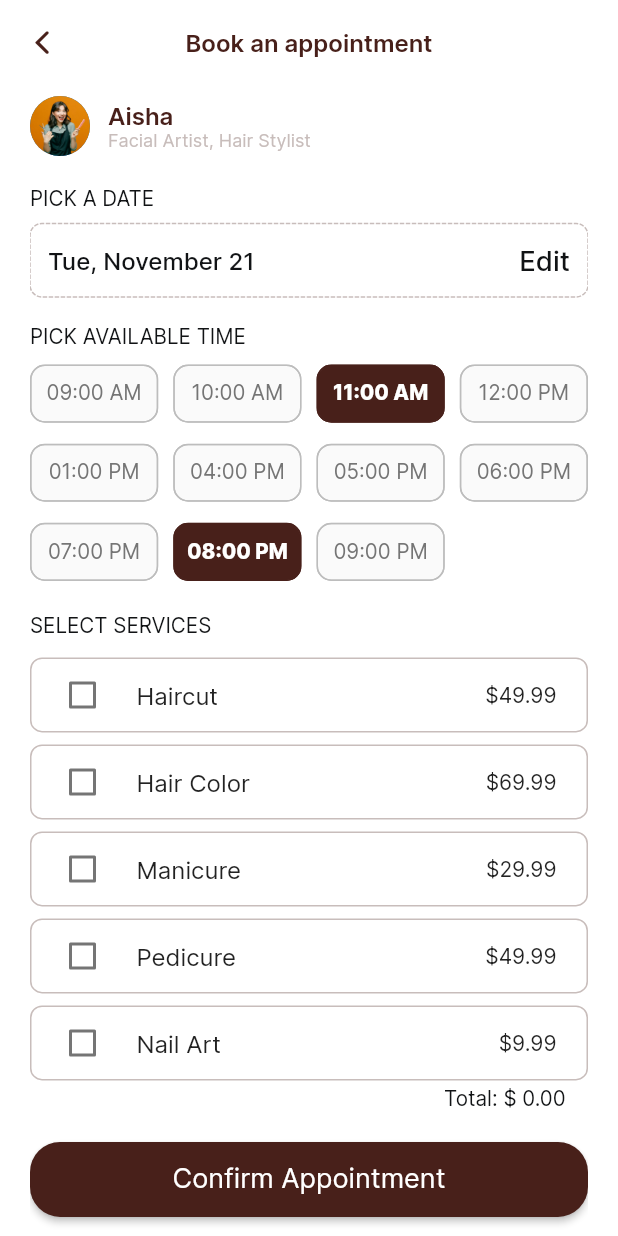
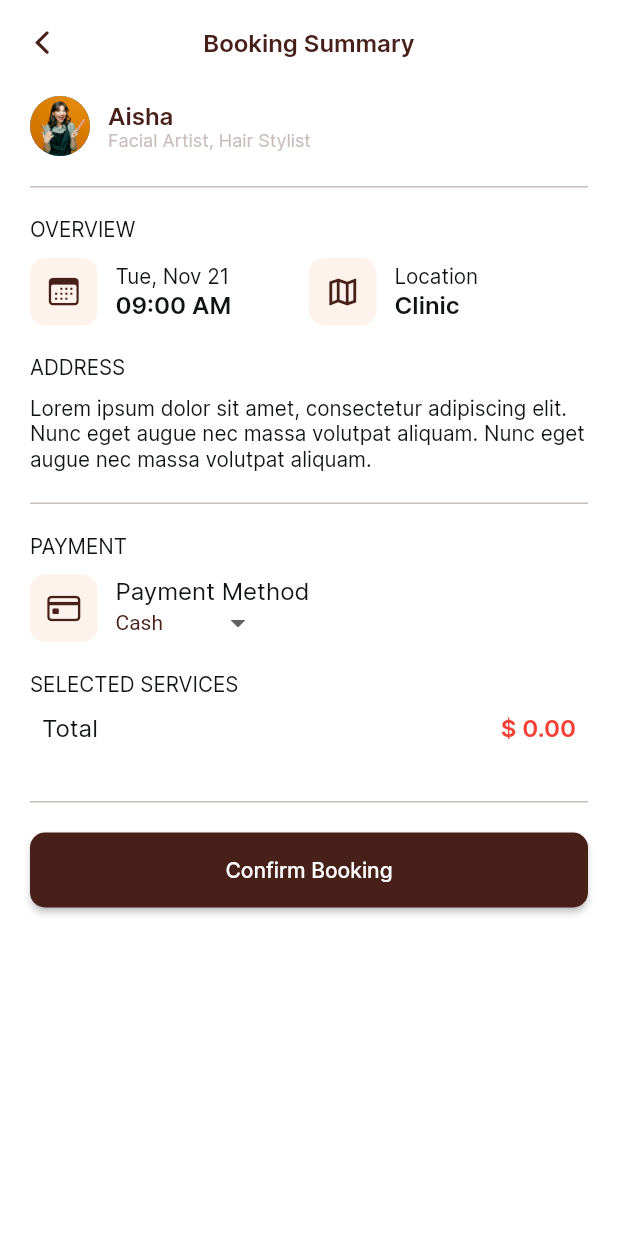
Before and after one commit to himanshugoyal77/salon-booking-app, a Flutter app: the Book screen opened directly, after a tap on "Confirm Appointment", on a phone screen of 412 x 824 dp. Run offline on Flutter 3.47's test engine with Material 2 defaults, Android fonts, the light colour scheme and no system bars; drawn by our look-alikes of dotted_border; our stand-ins replace animate_do, carousel_slider, date_picker_timeline, elegant_notification, flutter_dotenv, flutter_map and 9 more; missing offline and left inert: dart:ffi, flutter_stripe; network calls fail.

Commit message:
add stripe payment

```diff
--- a/lib/features/booking/book.dart
+++ b/lib/features/booking/book.dart
@@ -3,22 +3,31 @@ import 'package:flutter/cupertino.dart';
 import 'package:flutter/material.dart';
 import 'package:provider/provider.dart';
 import 'package:salon_app/features/booking/booking_date.dart';
+import 'package:salon_app/features/booking/booking_summary.dart';
 import 'package:salon_app/features/details/view/widgets/date_piceker.dart';
 import 'package:salon_app/utils/ui/styles.dart';
 import 'package:salon_app/utils/ui/text.dart';
 
 List<Map<String, dynamic>> time = [
-  {"time": "09:00 AM", "isAvailable": false},
-  {"time": "10:00 AM", "isAvailable": false},
-  {"time": "11:00 AM", "isAvailable": true},
-  {"time": "12:00 PM", "isAvailable": false},
-  {"time": "01:00 PM", "isAvailable": false},
-  {"time": "04:00 PM", "isAvailable": false},
-  {"time": "05:00 PM", "isAvailable": false},
-  {"time": "06:00 PM", "isAvailable": false},
-  {"time": "07:00 PM", "isAvailable": false},
-  {"time": "08:00 PM", "isAvailable": true},
-  {"time": "09:00 PM", "isAvailable": false}
+  {"time": "09:00 AM", "isAvailable": true, "isSelected": false},
+  {"time": "10:00 AM", "isAvailable": true, "isSelected": false},
+  {
+    "time": "11:00 AM",
+    "isAvailable": true,
+    "isSelected": false,
+  },
+  {"time": "12:00 PM", "isAvailable": true, "isSelected": false},
+  {"time": "01:00 PM", "isAvailable": false, "isSelected": false},
+  {"time": "04:00 PM", "isAvailable": false, "isSelected": false},
+  {"time": "05:00 PM", "isAvailable": false, "isSelected": false},
+  {"time": "06:00 PM", "isAvailable": true, "isSelected": false},
+  {"time": "07:00 PM", "isAvailable": true, "isSelected": false},
+  {
+    "time": "08:00 PM",
+    "isAvailable": true,
+    "isSelected": false,
+  },
+  {"time": "09:00 PM", "isAvailable": false, "isSelected": false}
 ];
 
 class Book extends StatefulWidget {
@@ -66,6 +75,8 @@ class _BookState extends State<Book> {
     },
   ];
 
+  String selectedTime = "09:00 AM";
+
   @override
   Widget build(BuildContext context) {
     double findTotal() {
@@ -104,31 +115,6 @@ class _BookState extends State<Book> {
             crossAxisAlignment: CrossAxisAlignment.start,
             children: [
               const SizedBox(height: 8),
-              Row(
-                children: [
-                  const CircleAvatar(
-                    radius: 20,
-                    backgroundImage: AssetImage('assets/artists/a1.jpg'),
-                  ),
-                  const SizedBox(width: 12),
-                  Column(
-                    crossAxisAlignment: CrossAxisAlignment.start,
-                    children: [
-                      Text(
-                        widget.name,
-                        style: AppTextStyles.bodyRegularBold
-                            .copyWith(fontSize: 16, color: Styles.primaryColor),
-                      ),
-                      Text(
-                        widget.services.join(", "),
-                        style: AppTextStyles.bodyExtraSmall
-                            .copyWith(fontSize: 12, color: Styles.textGray),
-                      ),
-                    ],
-                  ),
-                ],
-              ),
-              const SizedBox(height: 20),
               Text(
                 "PICK A DATE",
                 style: AppTextStyles.bodyExtraSmall,
@@ -182,15 +168,22 @@ class _BookState extends State<Book> {
                     mainAxisSpacing: 10),
                 shrinkWrap: true,
                 children: time
+                    .where((element) => element["isAvailable"])
                     .map(
-                      (e) => Chip(
-                        backgroundColor: !e["isAvailable"]
+                      (e) => InkWell(
+                        onTap: () {
+                          setState(() {
+                            selectedTime = e["time"];
+                          });
+                        },
+                        child: Chip(
+                          backgroundColor: selectedTime != e["time"]
                               ? Colors.transparent
                               : Styles.primaryColor,
                           shape: RoundedRectangleBorder(
                             borderRadius: BorderRadius.circular(10),
                             side: BorderSide(
-                            color: !e["isAvailable"]
+                              color: selectedTime != e["time"]
                                   ? Colors.grey[400]!
                                   : Styles.primaryColor,
                             ),
@@ -202,11 +195,12 @@ class _BookState extends State<Book> {
                           label: Center(
                             child: Text(
                               e['time'] as String,
-                            style: !e["isAvailable"]
+                              style: selectedTime != e["time"]
                                   ? AppTextStyles.bodyExtraSmall
                                       .copyWith(color: Colors.grey[600])
                                   : AppTextStyles.bodyExtraSmallSemibold
                                       .copyWith(color: Colors.white),
+                            ),
                           ),
                         ),
                       ),
@@ -276,17 +270,18 @@ class _BookState extends State<Book> {
                     ),
                   ),
                   onPressed: () {
-                    Navigator.pushNamed(context, '/booking/confirm',
-                        arguments: {
-                          "name": widget.name,
-                          "services": widget.services,
-                          "id": widget.id,
-                          "date": context.read<BookingDate>().formatedDate,
-                          "time": time
-                              .where((element) => element["isAvailable"])
-                              .toList(),
-                          "selectedServices": selectedServices
-                        });
+                    Navigator.push(
+                        context,
+                        MaterialPageRoute(
+                            builder: (context) => BookingSummary(
+                                  name: widget.name,
+                                  id: widget.id,
+                                  services: widget.services,
+                                  selectedServices: selectedServices,
+                                  date:
+                                      context.read<BookingDate>().formatedDate,
+                                  time: selectedTime,
+                                )));
                   },
                   child: Text('Confirm Appointment',
                       style: AppTextStyles.heading6.copyWith(
--- a/lib/features/booking/booking_date.dart
+++ b/lib/features/booking/booking_date.dart
@@ -2,7 +2,7 @@ import 'package:flutter/material.dart';
 import 'package:intl/intl.dart';
 
 class BookingDate extends ChangeNotifier {
-  String formatDate(DateTime date) => DateFormat("EEE, MMMM d").format(date);
+  String formatDate(DateTime date) => DateFormat("EEE, MMM d").format(date);
   var formatedDate;
   bool closeDialog = false;
   BookingDate() {
--- /dev/null
+++ b/lib/features/booking/booking_summary.dart
@@ -0,0 +1,464 @@
+import 'dart:convert';
+
+import 'package:flutter/cupertino.dart';
+import 'package:flutter/material.dart';
+import 'package:flutter_dotenv/flutter_dotenv.dart';
+import 'package:flutter_stripe/flutter_stripe.dart' hide Card;
+import 'package:salon_app/features/booking/widgets/divider.dart';
+import 'package:salon_app/utils/ui/styles.dart';
+
+import '../../utils/ui/text.dart';
+import 'package:http/http.dart' as http;
+
+const List<String> paymentMethods = [
+  "Cash",
+  "Credit Card",
+  "Debit Card",
+  "Paypal",
+];
+
+List<Map<String, dynamic>> unselectedServices = [
+  {
+    "id": 0,
+    "price": 49.99,
+    "service": "Haircut",
+  },
+  {
+    "id": 1,
+    "price": 69.99,
+    "service": "Hair Color",
+  },
+  {
+    "id": 2,
+    "price": 29.99,
+    "service": "Manicure",
+  },
+  {
+    "id": 3,
+    "price": 49.99,
+    "service": "Pedicure",
+  },
+  {
+    "id": 4,
+    "price": 9.99,
+    "service": "Nail Art",
+  },
+];
+
+class BookingSummary extends StatefulWidget {
+  const BookingSummary(
+      {super.key,
+      required this.name,
+      required this.id,
+      required this.services,
+      required this.selectedServices,
+      required this.date,
+      required this.time});
+
+  final String name;
+  final int id;
+  final List services;
+  final List selectedServices;
+  final String date;
+  final String time;
+
+  @override
+  State<BookingSummary> createState() => _BookingSummaryState();
+}
+
+class _BookingSummaryState extends State<BookingSummary> {
+  String dropdownValue = paymentMethods.first;
+
+  double findTotal() {
+    double total = 0;
+    for (var i = 0; i < widget.selectedServices.length; i++) {
+      total += unselectedServices[widget.selectedServices[i]]["price"];
+    }
+    return total;
+  }
+
+  displayPaymentSheet() async {
+    try {
+      await Stripe.instance.presentPaymentSheet().then((value) {
+        showDialog(
+            context: context,
+            builder: (_) => const AlertDialog(
+                  content: Column(
+                    mainAxisSize: MainAxisSize.min,
+                    children: [
+                      Icon(
+                        Icons.check_circle,
+                        color: Colors.green,
+                        size: 100.0,
+                      ),
+                      SizedBox(height: 10.0),
+                      Text("Payment Successful!"),
+                    ],
+                  ),
+                ));
+        var paymentIntent = null;
+      }).onError((error, stackTrace) {
+        throw Exception(error);
+      });
+    } on StripeException catch (e) {
+      print('Error is:---> $e');
+      const AlertDialog(
+        content: Column(
+          mainAxisSize: MainAxisSize.min,
+          children: [
+            Row(
+              children: [
+                Icon(
+                  Icons.cancel,
+                  color: Colors.red,
+                ),
+                Text("Payment Failed"),
+              ],
+            ),
+          ],
+        ),
+      );
+    } catch (e) {
+      print('error is in displayPaymentSheet:');
+      print('$e');
+    }
+  }
+
+  calculateAmount(String amount) {
+    final calculatedAmout = (int.parse(amount)) * 100;
+    return calculatedAmout.toString();
+  }
+
+  createPaymentIntent(String amount, String currency) async {
+    try {
+      //Request body
+      Map<String, dynamic> body = {
+        'amount': calculateAmount(amount),
+        'currency': currency,
+      };
+
+      //Make post request to Stripe
+      var response = await http.post(
+        Uri.parse('https://api.stripe.com/v1/payment_intents'),
+        headers: {
+          'Authorization': 'Bearer ${dotenv.env['STRIPE_SECRET']}',
+          'Content-Type': 'application/x-www-form-urlencoded'
+        },
+        body: body,
+      );
+      return json.decode(response.body);
+    } catch (err) {
+      print('error is in createPaymentIntent:');
+      throw Exception(err.toString());
+    }
+  }
+
+  Future<void> makePayment() async {
+    try {
+      Map<String, dynamic>? paymentIntent =
+          await createPaymentIntent('100', 'INR');
+      print('paymentIntent: $paymentIntent');
+
+      var gpay = const PaymentSheetGooglePay(
+          merchantCountryCode: 'IN', currencyCode: 'INR', testEnv: true);
+      //STEP 2: Initialize Payment Sheet
+      await Stripe.instance
+          .initPaymentSheet(
+              paymentSheetParameters: SetupPaymentSheetParameters(
+                  paymentIntentClientSecret: paymentIntent![
+                      'client_secret'], //Gotten from payment intent
+                  style: ThemeMode.dark,
+                  merchantDisplayName: 'Ikay',
+                  googlePay: gpay))
+          .then((value) {});
+
+      //STEP 3: Display Payment sheet
+      displayPaymentSheet();
+    } catch (err) {
+      print('error is in makePayment:');
+      throw Exception(err);
+    }
+  }
+
+  @override
+  Widget build(BuildContext context) {
+    print("secret ${dotenv.env['STRIPE_SECRET']}");
+    return Scaffold(
+      backgroundColor: Colors.white,
+      appBar: AppBar(
+        backgroundColor: Colors.white,
+        elevation: 0,
+        leading: IconButton(
+          onPressed: () {
+            Navigator.pop(context);
+          },
+          icon: Icon(
+            CupertinoIcons.back,
+            color: Styles.primaryColor,
+          ),
+        ),
+        title: Text(
+          "Booking Summary",
+          style: AppTextStyles.bodyRegularBold
+              .copyWith(fontSize: 16, color: Styles.primaryColor),
+        ),
+        centerTitle: true,
+      ),
+      body: Padding(
+        padding: const EdgeInsets.symmetric(horizontal: 20),
+        child: Column(
+          crossAxisAlignment: CrossAxisAlignment.start,
+          children: [
+            const SizedBox(height: 8),
+            Row(
+              children: [
+                const CircleAvatar(
+                  radius: 20,
+                  backgroundImage: AssetImage('assets/artists/a1.jpg'),
+                ),
+                const SizedBox(width: 12),
+                Column(
+                  crossAxisAlignment: CrossAxisAlignment.start,
+                  children: [
+                    Text(
+                      widget.name,
+                      style: AppTextStyles.bodyRegularBold
+                          .copyWith(fontSize: 16, color: Styles.primaryColor),
+                    ),
+                    Text(
+                      widget.services.join(", "),
+                      style: AppTextStyles.bodyExtraSmall
+                          .copyWith(fontSize: 12, color: Styles.textGray),
+                    ),
+                  ],
+                ),
+                //  Spacer(),
+              ],
+            ),
+            const CustomDivider(),
+            Text(
+              "OVERVIEW",
+              style: AppTextStyles.bodyExtraSmall,
+            ),
+            const SizedBox(height: 10),
+            Row(
+              crossAxisAlignment: CrossAxisAlignment.center,
+              mainAxisAlignment: MainAxisAlignment.spaceBetween,
+              children: [
+                Expanded(
+                  flex: 1,
+                  child: Row(
+                    children: [
+                      Container(
+                        height: 45,
+                        width: 45,
+                        decoration: BoxDecoration(
+                          borderRadius: BorderRadius.circular(10),
+                          color: Styles.secondaryColor,
+                        ),
+                        child: Icon(
+                          CupertinoIcons.calendar,
+                          size: 24,
+                          color: Styles.primaryColor,
+                        ),
+                      ),
+                      const SizedBox(width: 12),
+                      Column(
+                        crossAxisAlignment: CrossAxisAlignment.start,
+                        children: [
+                          Text(
+                            widget.date,
+                            style: AppTextStyles.bodyExtraSmall,
+                          ),
+                          Text(
+                            widget.time,
+                            style: AppTextStyles.bodySmallBold,
+                          ),
+                        ],
+                      ),
+                    ],
+                  ),
+                ),
+                Expanded(
+                  flex: 1,
+                  child: Row(
+                    children: [
+                      Container(
+                        height: 45,
+                        width: 45,
+                        decoration: BoxDecoration(
+                          borderRadius: BorderRadius.circular(10),
+                          color: Styles.secondaryColor,
+                        ),
+                        child: Icon(
+                          Icons.map_outlined,
+                          size: 24,
+                          color: Styles.primaryColor,
+                        ),
+                      ),
+                      const SizedBox(width: 12),
+                      Column(
+                        crossAxisAlignment: CrossAxisAlignment.start,
+                        children: [
+                          Text(
+                            "Location",
+                            style: AppTextStyles.bodyExtraSmall,
+                          ),
+                          Text(
+                            "Clinic",
+                            style: AppTextStyles.bodySmallBold,
+                          ),
+                        ],
+                      ),
+                    ],
+                  ),
+                )
+              ],
+            ),
+            const SizedBox(height: 20),
+            Text(
+              "ADDRESS",
+              style: AppTextStyles.bodyExtraSmall,
+            ),
+            const SizedBox(height: 10),
+            Text(
+              "Lorem ipsum dolor sit amet, consectetur adipiscing elit. Nunc eget augue nec massa volutpat aliquam. Nunc eget augue nec massa volutpat aliquam.",
+              style: AppTextStyles.bodyExtraSmall,
+            ),
+            const CustomDivider(),
+            Text(
+              "PAYMENT",
+              style: AppTextStyles.bodyExtraSmall,
+            ),
+            const SizedBox(height: 10),
+            Row(
+              children: [
+                Container(
+                  height: 45,
+                  width: 45,
+                  decoration: BoxDecoration(
+                    borderRadius: BorderRadius.circular(10),
+                    color: Styles.secondaryColor,
+                  ),
+                  child: Icon(
+                    CupertinoIcons.creditcard,
+                    size: 24,
+                    color: Styles.primaryColor,
+                  ),
+                ),
+                const SizedBox(width: 12),
+                Column(
+                  crossAxisAlignment: CrossAxisAlignment.start,
+                  children: [
+                    Text(
+                      "Payment Method",
+                      style: AppTextStyles.bodySmall,
+                    ),
+                    DropdownButton<dynamic>(
+                      value: dropdownValue,
+                      icon: const Icon(Icons.arrow_drop_down),
+                      elevation: 0,
+                      style: TextStyle(color: Styles.primaryColor),
+                      underline: Container(
+                        height: 2,
+                        color: Colors.transparent,
+                      ),
+                      autofocus: true,
+                      isDense: true,
+                      focusColor: Colors.red,
+                      onChanged: (value) {
+                        setState(() {
+                          dropdownValue = value.toString();
+                        });
+                      },
+                      items: paymentMethods
+                          .map<DropdownMenuItem<dynamic>>((dynamic value) {
+                        return DropdownMenuItem<dynamic>(
+                          value: value,
+                          child: Text(value),
+                        );
+                      }).toList(),
+                    ),
+                  ],
+                ),
+              ],
+            ),
+            const SizedBox(height: 20),
+            Text(
+              "SELECTED SERVICES",
+              style: AppTextStyles.bodyExtraSmall,
+            ),
+            const SizedBox(height: 10),
+            ...widget.selectedServices
+                .map((e) => Card(
+                    elevation: 0,
+                    margin: const EdgeInsets.only(bottom: 5),
+                    color: Colors.grey[100],
+                    child: ListTile(
+                      contentPadding: const EdgeInsets.symmetric(
+                          vertical: 0, horizontal: 10),
+                      dense: true,
+                      leading: Text(
+                        unselectedServices[e]["service"],
+                        style: AppTextStyles.bodySmall,
+                      ),
+                      trailing: Text(
+                        "\$ ${unselectedServices[e]["price"]}",
+                        style: AppTextStyles.bodySmallBold,
+                      ),
+                    )))
+                .toList(),
+            Padding(
+              padding: const EdgeInsets.symmetric(horizontal: 8.0),
+              child: Row(
+                children: [
+                  Text(
+                    "Total",
+                    style: AppTextStyles.bodySmall,
+                  ),
+                  const Spacer(),
+                  Text(
+                    "\$ ${findTotal().toStringAsFixed(2)}",
+                    style:
+                        AppTextStyles.bodySmallBold.copyWith(color: Colors.red),
+                  ),
+                ],
+              ),
+            ),
+            const SizedBox(height: 20),
+            const CustomDivider(),
+            dropdownValue == 'Cash'
+                ? Center(
+                    child: ElevatedButton(
+                      onPressed: () async {
+                        await makePayment();
+                      },
+                      style: ElevatedButton.styleFrom(
+                        primary: Styles.primaryColor,
+                        shape: RoundedRectangleBorder(
+                          borderRadius: BorderRadius.circular(10),
+                        ),
+                        minimumSize: const Size(double.infinity, 50),
+                      ),
+                      child: const Text("Confirm Booking"),
+                    ),
+                  )
+                : Center(
+                    child: ElevatedButton(
+                      onPressed: () {},
+                      style: ElevatedButton.styleFrom(
+                        primary: Styles.primaryColor,
+                        shape: RoundedRectangleBorder(
+                          borderRadius: BorderRadius.circular(10),
+                        ),
+                        minimumSize: const Size(double.infinity, 50),
+                      ),
+                      child: const Text("Pay Now"),
+                    ),
+                  ),
+          ],
+        ),
+      ),
+    );
+  }
+}
--- /dev/null
+++ b/lib/features/booking/widgets/divider.dart
@@ -0,0 +1,21 @@
+import 'package:flutter/cupertino.dart';
+import 'package:salon_app/utils/ui/styles.dart';
+
+class CustomDivider extends StatelessWidget {
+  const CustomDivider({super.key});
+
+  @override
+  Widget build(BuildContext context) {
+    return Column(
+      children: [
+        const SizedBox(height: 20),
+        Container(
+          height: 1,
+          width: double.infinity,
+          color: Styles.textGray,
+        ),
+        const SizedBox(height: 20),
+      ],
+    );
+  }
+}
--- a/lib/main.dart
+++ b/lib/main.dart
@@ -10,8 +10,16 @@ import 'package:salon_app/pages/onboarding.page.dart';
 import 'package:flutter_screenutil/flutter_screenutil.dart';
 import 'controller/location_controller.dart';
 
+import 'package:flutter_dotenv/flutter_dotenv.dart';
+import 'package:flutter_stripe/flutter_stripe.dart';
+
 Future<void> main() async {
   WidgetsFlutterBinding.ensureInitialized();
+  Stripe.publishableKey =
+      "pk_test_51NHSPaSHrFIYiYVqaAMi5u4WOn3kjnNTOcy0lEUBH6ZQZv1IFcImQOAwCo7zZu1kzUHQ0tT9djRcSXUuPqccu3Lb00hpDGu55r";
+
+  //Load our .env file that contains our Stripe Secret key
+  await dotenv.load(fileName: "assets/.env");
 
   runApp(const MyApp());
 }
--- a/pubspec.yaml
+++ b/pubspec.yaml
@@ -54,11 +54,13 @@ dependencies:
   elegant_notification: ^1.11.2
   flutter_screenutil: ^5.9.0
   url_launcher: ^6.1.10
-  share_plus: ^7.2.1
+  share_plus:
   path_provider:
   screenshot: ^2.1.0
   dotted_border: ^2.1.0
   intl: ^0.18.1
+  flutter_stripe:
+  flutter_dotenv: ^5.0.2
 
 dev_dependencies:
   flutter_test:
@@ -87,6 +89,7 @@ flutter:
     - assets/fonts/
     - assets/services/
     - assets/artists/
+    - assets/.env
   #   - images/a_dot_ham.jpeg
 
   # An image asset can refer to one or more resolution-specific "variants", see
```
Also changed, not shown: lib/features/booking/controllers/payments.dart (added, +70 -0 lines), pubspec.lock, 6 other files. Lines whose indentation alone changed are shown as unchanged.
